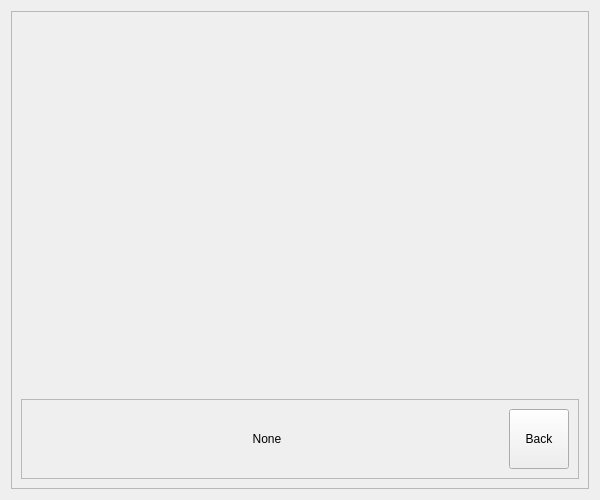
Above: src/qt_view/graphic.ui from klotzgal/SmartCalc3 before the change. Below: the same form after it.
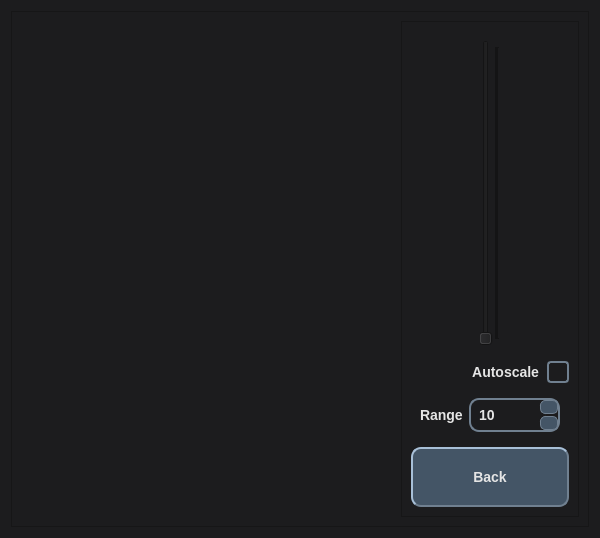
That is the form after the change.

Commit message: feat: matplotlib graphic

```diff
--- a/src/qt_view/graphic.ui
+++ b/src/qt_view/graphic.ui
@@ -7,7 +7,7 @@
     <x>0</x>
     <y>0</y>
     <width>600</width>
-    <height>500</height>
+    <height>538</height>
    </rect>
   </property>
   <property name="minimumSize">
@@ -25,6 +25,129 @@
   <property name="windowTitle">
    <string>Form</string>
   </property>
+  <property name="styleSheet">
+   <string notr="true">* {
+	background-color: #1c1c1e; /* Темно-серый, ближе к черному */
+	color: #e5e5e5; /* Светло-серый для текста */
+	font-family: 'Open Sans';
+    font: bold 14px;
+}
+
+QPushButton {
+	background-color: #445566; /* Глубокий сине-серый */
+    border-style: outset;
+    border-width: 2px;
+    border-radius: 10px;
+    border-color: #708090; /* Стальной серый */
+    padding: 6px;
+}
+QPushButton:hover {
+	background-color: #567890; /* Насыщенный синий при наведении */
+    border-style: inset;
+}
+QPushButton:pressed {
+	background-color: #2a3b4c; /* Более темный синий при нажатии */
+    border-style: inset;
+}
+
+QLineEdit {
+	border-style: outset;
+    border-width: 2px;
+    border-radius: 10px;
+    border-color: #708090; /* Стальной серый */
+    font: bold 14px;
+    padding: 6px;
+}
+
+/* Стили для QSlider */
+QSlider::groove:horizontal {
+    border: 1px solid #708090; /* Стальной серый */
+    height: 8px;
+    background: #445566; /* Глубокий сине-серый */
+    margin: 2px 0;
+    border-radius: 4px;
+}
+QSlider::handle:horizontal {
+    background: #567890; /* Насыщенный синий */
+    border: 1px solid #708090; /* Стальной серый */
+    width: 20px;
+    height: 20px;
+    margin: -8px 0; /* Центрируем ползунок */
+    border-radius: 10px;
+}
+QSlider::handle:horizontal:hover {
+    background: #89abcd; /* Более яркий синий при наведении */
+}
+QSlider::sub-page:horizontal {
+    background: #567890; /* Насыщенный синий для заполненной области */
+}
+QSlider::add-page:horizontal {
+    background: #2a3b4c; /* Более темная область после ползунка */
+}
+
+/* Стили для QCheckBox */
+QCheckBox {
+    spacing: 8px;
+    font: bold 14px;
+    color: #e5e5e5; /* Светло-серый для текста */
+}
+QCheckBox::indicator {
+    width: 18px;
+    height: 18px;
+}
+QCheckBox::indicator:unchecked {
+    border: 2px solid #708090; /* Стальной серый контур */
+    background-color: #1c1c1e; /* Темный фон */
+    border-radius: 4px;
+}
+QCheckBox::indicator:checked {
+    border: 2px solid #567890; /* Насыщенный синий */
+    background-color: #567890; /* Синий при выборе */
+    border-radius: 4px;
+}
+QCheckBox::indicator:unchecked:hover {
+    border-color: #89abcd; /* Яркий синий при наведении */
+}
+QCheckBox::indicator:checked:hover {
+    background-color: #89abcd; /* Яркий синий при наведении на выбранный */
+}
+
+/* Стили для QSpinBox */
+QSpinBox {
+    background-color: #1c1c1e; /* Темный фон */
+    border: 2px solid #708090; /* Стальной серый контур */
+    border-radius: 10px;
+    padding: 6px;
+    color: #e5e5e5; /* Светло-серый текст */
+    font: bold 14px;
+}
+QSpinBox::up-button {
+    background-color: #445566; /* Глубокий сине-серый */
+    border: 1px solid #708090;
+    border-radius: 5px;
+    width: 16px;
+    height: 12px;
+}
+QSpinBox::down-button {
+    background-color: #445566; /* Глубокий сине-серый */
+    border: 1px solid #708090;
+    border-radius: 5px;
+    width: 16px;
+    height: 12px;
+}
+QSpinBox::up-button:hover, QSpinBox::down-button:hover {
+    background-color: #567890; /* Насыщенный синий при наведении */
+}
+QSpinBox::up-button:pressed, QSpinBox::down-button:pressed {
+    background-color: #2a3b4c; /* Более темный синий при нажатии */
+}
+QSpinBox::up-arrow, QSpinBox::down-arrow {
+    width: 8px;
+    height: 8px;
+    color: #e5e5e5; /* Светло-серый цвет стрелок */
+}
+</string>
+  </property>
   <layout class="QHBoxLayout" name="horizontalLayout_3">
    <item>
     <widget class="QFrame" name="frame_2">
@@ -34,40 +157,112 @@
      <property name="frameShadow">
       <enum>QFrame::Raised</enum>
      </property>
-     <layout class="QVBoxLayout" name="verticalLayout">
+     <layout class="QHBoxLayout" name="horizontalLayout_2">
       <item>
        <widget class="QWidget" name="plot" native="true">
         <property name="sizePolicy">
-         <sizepolicy hsizetype="Preferred" vsizetype="Preferred">
+         <sizepolicy hsizetype="MinimumExpanding" vsizetype="MinimumExpanding">
           <horstretch>0</horstretch>
           <verstretch>0</verstretch>
          </sizepolicy>
         </property>
         <property name="minimumSize">
          <size>
-          <width>500</width>
-          <height>500</height>
+          <width>0</width>
+          <height>0</height>
          </size>
         </property>
        </widget>
       </item>
       <item>
        <widget class="QFrame" name="frame">
+        <property name="layoutDirection">
+         <enum>Qt::LeftToRight</enum>
+        </property>
         <property name="frameShape">
          <enum>QFrame::StyledPanel</enum>
         </property>
         <property name="frameShadow">
          <enum>QFrame::Raised</enum>
         </property>
-        <layout class="QHBoxLayout" name="horizontalLayout">
+        <layout class="QVBoxLayout" name="verticalLayout">
          <item>
-          <widget class="QLabel" name="expression">
+          <widget class="QWidget" name="widget_2" native="true">
+           <layout class="QHBoxLayout" name="horizontalLayout_4">
+            <item>
+             <widget class="QSlider" name="slider">
+              <property name="minimum">
+               <number>0</number>
+              </property>
+              <property name="maximum">
+               <number>1000000</number>
+              </property>
+              <property name="singleStep">
+               <number>10</number>
+              </property>
+              <property name="value">
+               <number>10</number>
+              </property>
+              <property name="orientation">
+               <enum>Qt::Vertical</enum>
+              </property>
+              <property name="tickPosition">
+               <enum>QSlider::TicksBelow</enum>
+              </property>
+             </widget>
+            </item>
+           </layout>
+          </widget>
+         </item>
+         <item>
+          <widget class="QCheckBox" name="autoscale">
+           <property name="layoutDirection">
+            <enum>Qt::RightToLeft</enum>
+           </property>
            <property name="text">
-            <string>None</string>
+            <string>Autoscale</string>
            </property>
-           <property name="alignment">
-            <set>Qt::AlignCenter</set>
-           </property>
+          </widget>
+         </item>
+         <item>
+          <widget class="QWidget" name="widget" native="true">
+           <layout class="QHBoxLayout" name="horizontalLayout">
+            <item>
+             <widget class="QLabel" name="label_x_max">
+              <property name="sizePolicy">
+               <sizepolicy hsizetype="Minimum" vsizetype="Preferred">
+                <horstretch>0</horstretch>
+                <verstretch>0</verstretch>
+               </sizepolicy>
+              </property>
+              <property name="text">
+               <string>Range</string>
+              </property>
+             </widget>
+            </item>
+            <item>
+             <widget class="QSpinBox" name="limit">
+              <property name="sizePolicy">
+               <sizepolicy hsizetype="Minimum" vsizetype="Fixed">
+                <horstretch>0</horstretch>
+                <verstretch>0</verstretch>
+               </sizepolicy>
+              </property>
+              <property name="minimum">
+               <number>-1000000</number>
+              </property>
+              <property name="maximum">
+               <number>1000000</number>
+              </property>
+              <property name="singleStep">
+               <number>1</number>
+              </property>
+              <property name="value">
+               <number>10</number>
+              </property>
+             </widget>
+            </item>
+           </layout>
           </widget>
          </item>
          <item>
@@ -80,13 +275,13 @@
            </property>
            <property name="minimumSize">
             <size>
-             <width>60</width>
+             <width>140</width>
              <height>60</height>
             </size>
            </property>
            <property name="maximumSize">
             <size>
-             <width>60</width>
+             <width>9999</width>
              <height>60</height>
             </size>
            </property>
```
The commit also changes 10 other files.
